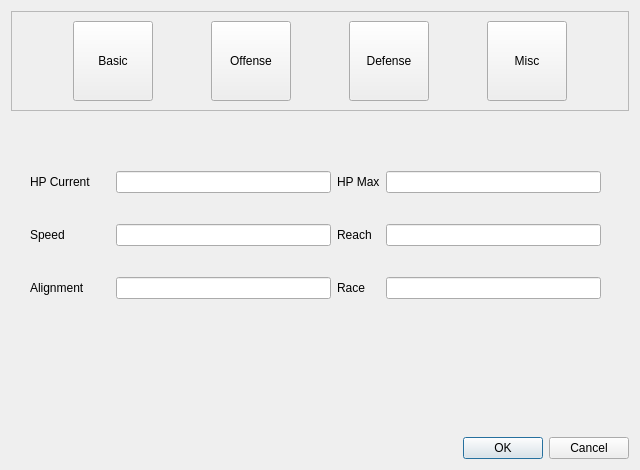
The window that ui/propertiesDialog.ui (dcernach/hl2mt-next) describes before a commit, drawn with Qt 5.
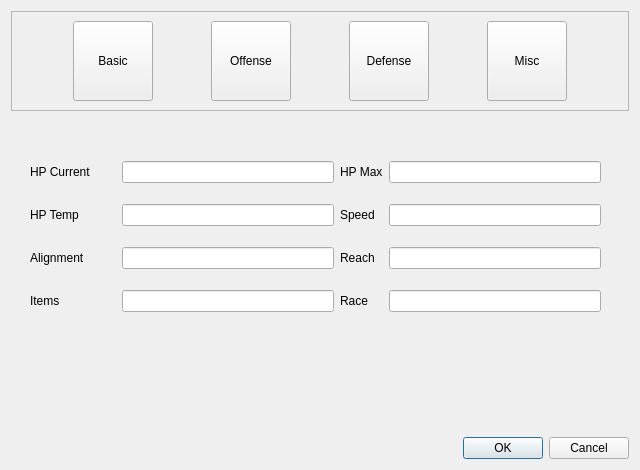
The same window after the commit. The open tabs and pages were chosen to show the change. Icons and pictures are not drawn.

The edit to the form file:
```diff
--- a/ui/propertiesDialog.ui
+++ b/ui/propertiesDialog.ui
@@ -573,42 +573,74 @@
         <item row="2" column="2">
          <widget class="QLineEdit" name="editAlignment"/>
         </item>
-        <item row="1" column="2">
-         <widget class="QLineEdit" name="editSpeed"/>
-        </item>
-        <item row="1" column="0" colspan="2">
-         <widget class="QLabel" name="labelSpeed">
+        <item row="3" column="0">
+         <widget class="QLabel" name="labelItems">
+          <property name="sizePolicy">
+           <sizepolicy hsizetype="Minimum" vsizetype="Preferred">
+            <horstretch>0</horstretch>
+            <verstretch>0</verstretch>
+           </sizepolicy>
+          </property>
+          <property name="minimumSize">
+           <size>
+            <width>80</width>
+            <height>0</height>
+           </size>
+          </property>
           <property name="text">
-           <string>Speed</string>
+           <string>Items</string>
           </property>
          </widget>
         </item>
-        <item row="1" column="5">
-         <widget class="QLineEdit" name="editReach"/>
+        <item row="3" column="2">
+         <widget class="QLineEdit" name="editItems"/>
         </item>
-        <item row="2" column="5">
+        <item row="3" column="3">
+         <widget class="QLabel" name="labelRace">
+          <property name="sizePolicy">
+           <sizepolicy hsizetype="Minimum" vsizetype="Preferred">
+            <horstretch>0</horstretch>
+            <verstretch>0</verstretch>
+           </sizepolicy>
+          </property>
+          <property name="text">
+           <string>Race</string>
+          </property>
+         </widget>
+        </item>
+        <item row="3" column="5">
          <widget class="QLineEdit" name="editRace"/>
         </item>
-        <item row="1" column="3" colspan="2">
+        <item row="2" column="5">
+         <widget class="QLineEdit" name="editReach"/>
+        </item>
+        <item row="2" column="3">
          <widget class="QLabel" name="labelReach">
           <property name="text">
            <string>Reach</string>
           </property>
          </widget>
         </item>
-        <item row="2" column="3" colspan="2">
-         <widget class="QLabel" name="labelRace">
-          <property name="sizePolicy">
-           <sizepolicy hsizetype="Minimum" vsizetype="Preferred">
-            <horstretch>0</horstretch>
-            <verstretch>0</verstretch>
-           </sizepolicy>
+        <item row="1" column="5">
+         <widget class="QLineEdit" name="editSpeed"/>
+        </item>
+        <item row="1" column="3">
+         <widget class="QLabel" name="labelSpeed">
+          <property name="text">
+           <string>Speed</string>
           </property>
+         </widget>
+        </item>
+        <item row="1" column="0">
+         <widget class="QLabel" name="labelHPTemp">
           <property name="text">
-           <string>Race</string>
+           <string>HP Temp</string>
           </property>
          </widget>
         </item>
+        <item row="1" column="2">
+         <widget class="QLineEdit" name="editHPTemp"/>
+        </item>
        </layout>
       </widget>
      </widget>
```
Left out of the diff: 4 changed lines with no effect on the pictures.
